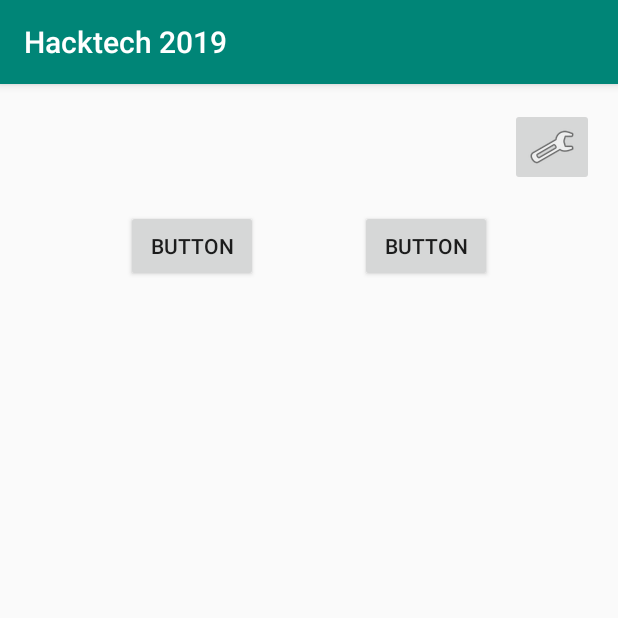
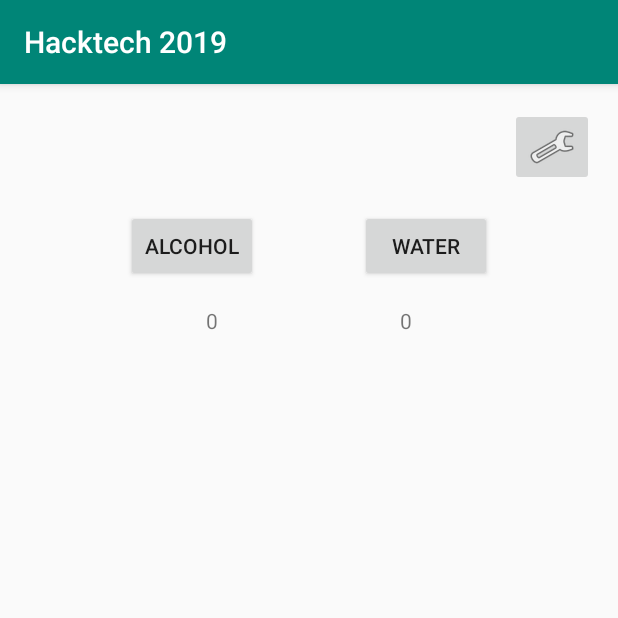
Before and after one commit to AndrewHess/Hacktech2019, an Android app: the MainActivity screen opened directly, with no data from a screen before it, on a phone screen of 412 x 824 dp, the top half of it. Run offline under Robolectric (Android 15) with nearby library versions, the phone set to English and light mode, and no system bars.

Commit message:
Setup the drink counters

```diff
--- a/app/src/main/java/com/example/hacktech2019/MainActivity.java
+++ b/app/src/main/java/com/example/hacktech2019/MainActivity.java
@@ -30,4 +30,22 @@ public class MainActivity extends AppCompatActivity {
         startActivity(new Intent(MainActivity.this, Setup.class));
         setContentView(R.layout.activity_main);
     }
+
+    /** Increment the alcohol counter. */
+    public void onAlcoholClick(View view) {
+        // Get the counter.
+        TextView textView = (TextView) findViewById(R.id.alcohol_counter);
+
+        Integer cur = Integer.parseInt(textView.getText().toString());
+        textView.setText(Integer.toString(cur + 1));
+    }
+
+    /** Increment the water counter. */
+    public void onWaterClick(View view) {
+        // Get the counter.
+        TextView textView = (TextView) findViewById(R.id.water_counter);
+
+        Integer cur = Integer.parseInt(textView.getText().toString());
+        textView.setText(Integer.toString(cur + 1));
+    }
 }
--- a/app/src/main/res/layout/activity_main.xml
+++ b/app/src/main/res/layout/activity_main.xml
@@ -19,29 +19,57 @@
         app:srcCompat="@android:drawable/ic_menu_preferences" />
 
     <Button
-        android:id="@+id/button3"
+        android:id="@+id/alcohol_button"
         android:layout_width="wrap_content"
         android:layout_height="wrap_content"
         android:layout_marginStart="16dp"
         android:layout_marginLeft="16dp"
         android:layout_marginTop="16dp"
-        android:text="Button"
-        app:layout_constraintEnd_toStartOf="@+id/button4"
+        android:onClick="onAlcoholClick"
+        android:text="@string/alcohol_button"
+        app:layout_constraintEnd_toStartOf="@+id/water_button"
         app:layout_constraintHorizontal_bias="0.5"
         app:layout_constraintStart_toStartOf="parent"
         app:layout_constraintTop_toBottomOf="@+id/imageButton" />
 
     <Button
-        android:id="@+id/button4"
+        android:id="@+id/water_button"
         android:layout_width="wrap_content"
         android:layout_height="wrap_content"
         android:layout_marginTop="16dp"
         android:layout_marginEnd="16dp"
         android:layout_marginRight="16dp"
-        android:text="Button"
+        android:onClick="onWaterClick"
+        android:text="@string/water_button"
         app:layout_constraintEnd_toEndOf="parent"
         app:layout_constraintHorizontal_bias="0.5"
-        app:layout_constraintStart_toEndOf="@+id/button3"
+        app:layout_constraintStart_toEndOf="@+id/alcohol_button"
         app:layout_constraintTop_toBottomOf="@+id/imageButton" />
 
+    <TextView
+        android:id="@+id/alcohol_counter"
+        android:layout_width="wrap_content"
+        android:layout_height="wrap_content"
+        android:layout_marginStart="16dp"
+        android:layout_marginLeft="16dp"
+        android:layout_marginTop="16dp"
+        android:text="@string/drink_counter"
+        app:layout_constraintEnd_toStartOf="@+id/water_counter"
+        app:layout_constraintHorizontal_bias="0.5"
+        app:layout_constraintStart_toStartOf="parent"
+        app:layout_constraintTop_toBottomOf="@+id/alcohol_button" />
+
+    <TextView
+        android:id="@+id/water_counter"
+        android:layout_width="wrap_content"
+        android:layout_height="wrap_content"
+        android:layout_marginTop="16dp"
+        android:layout_marginEnd="16dp"
+        android:layout_marginRight="16dp"
+        android:text="@string/drink_counter"
+        app:layout_constraintEnd_toEndOf="parent"
+        app:layout_constraintHorizontal_bias="0.5"
+        app:layout_constraintStart_toEndOf="@+id/alcohol_counter"
+        app:layout_constraintTop_toBottomOf="@+id/water_button" />
+
 </android.support.constraint.ConstraintLayout>
--- a/app/src/main/res/values/strings.xml
+++ b/app/src/main/res/values/strings.xml
@@ -3,4 +3,7 @@
     <string name="gender_error_message">Please enter a gender!</string>
     <string name="buddy_mail_message">Friend\'s Email</string>
     <string name="my_mail_message">Email</string>
+    <string name="drink_counter">0</string>
+    <string name="alcohol_button">Alcohol</string>
+    <string name="water_button">Water</string>
 </resources>
```
